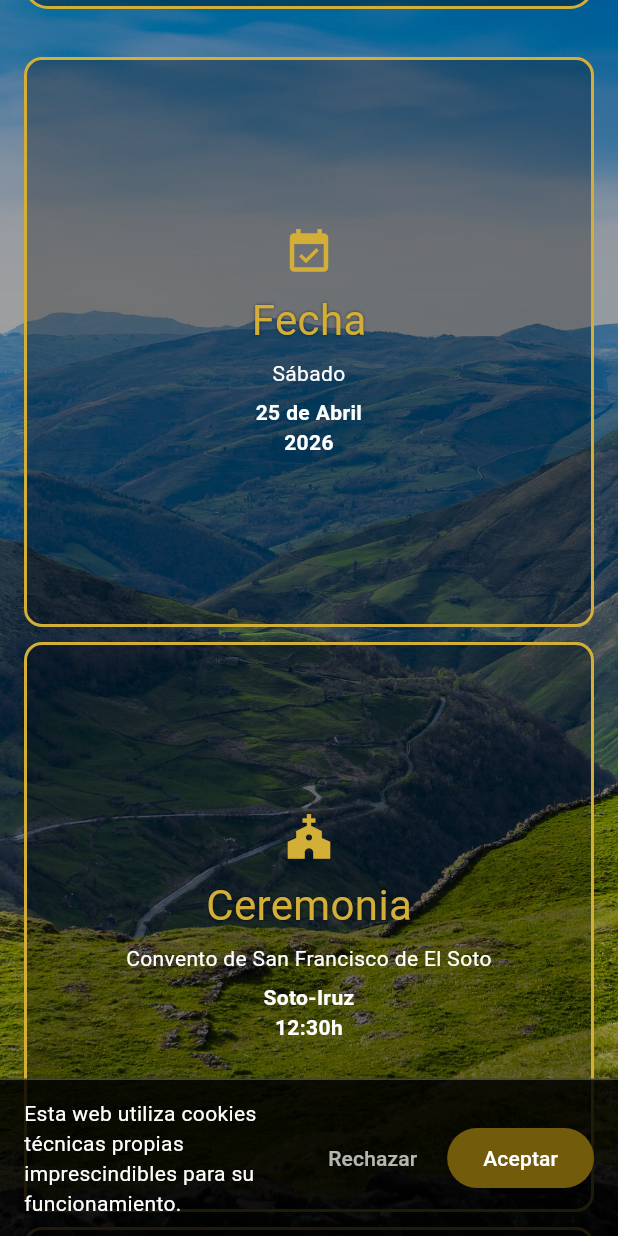
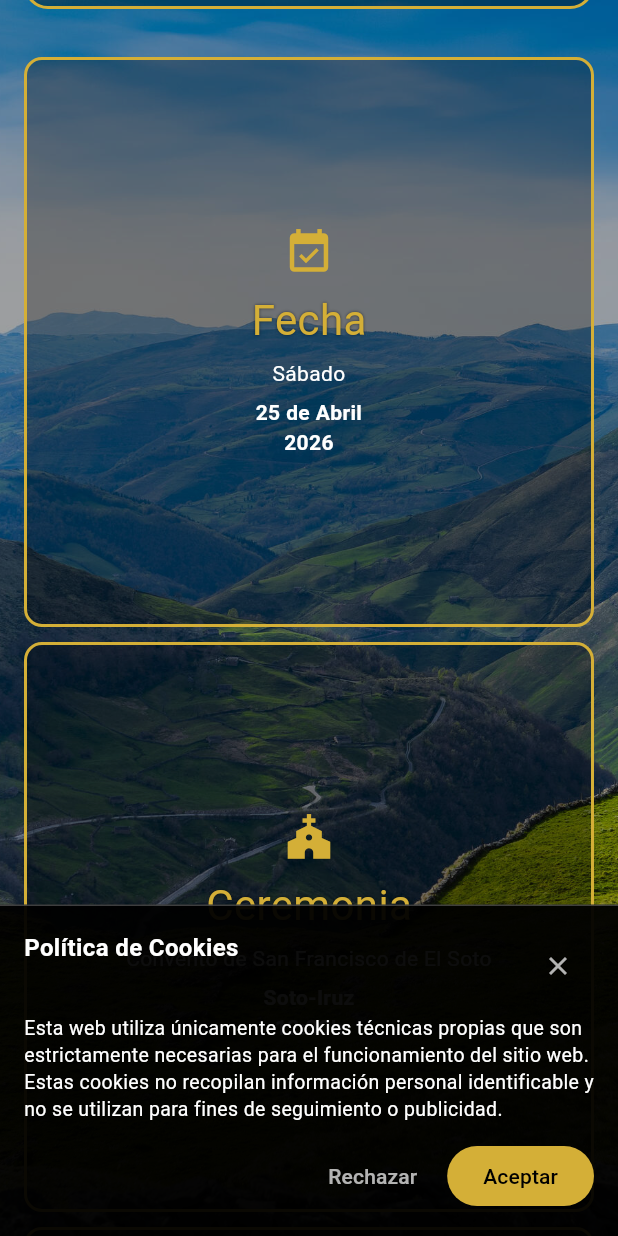
Before and after one commit to epicmaker23/lauraydaniel-web, a Flutter app: the screen it shows after launch, scrolled down 576 dp, on a phone screen of 412 x 824 dp. Run offline on Flutter 3.47's test engine with Material 3 defaults, Android fonts, the phone set to English and light mode, and no system bars; our stand-ins replace file_picker, google_fonts, supabase_flutter; accounts and stored records are empty; Roboto replaces fonts that are missing (Allura).

Commit message:
portada bien

```diff
--- a/lib/main.dart
+++ b/lib/main.dart
@@ -465,28 +465,67 @@ class _CookieBarState extends State<_CookieBar> {
       alignment: Alignment.bottomCenter,
       child: Container(
         decoration: BoxDecoration(
-          color: Colors.black.withOpacity(0.85),
+          color: Colors.black.withOpacity(0.95),
           border: const Border(top: BorderSide(color: Colors.white24)),
         ),
-        padding: const EdgeInsets.symmetric(horizontal: 16, vertical: 12),
+        padding: const EdgeInsets.symmetric(horizontal: 16, vertical: 16),
         child: SafeArea(
           top: false,
-          child: Row(
+          child: Column(
+            mainAxisSize: MainAxisSize.min,
+            crossAxisAlignment: CrossAxisAlignment.start,
+            children: [
+              Row(
+                crossAxisAlignment: CrossAxisAlignment.start,
                 children: [
                   const Expanded(
                     child: Text(
-                  'Esta web utiliza cookies técnicas propias imprescindibles para su funcionamiento.',
-                  style: TextStyle(color: Colors.white),
-                ),
-              ),
+                      'Política de Cookies',
+                      style: TextStyle(
+                        color: Colors.white,
+                        fontSize: 16,
+                        fontWeight: FontWeight.bold,
+                      ),
+                    ),
+                  ),
+                  IconButton(
+                    icon: const Icon(Icons.close, color: Colors.white70, size: 20),
+                    onPressed: () => setState(() => _visible = false),
+                    padding: EdgeInsets.zero,
+                    constraints: const BoxConstraints(),
+                  ),
+                ],
+              ),
+              const SizedBox(height: 8),
+              const Text(
+                'Esta web utiliza únicamente cookies técnicas propias que son estrictamente necesarias para el funcionamiento del sitio web. Estas cookies no recopilan información personal identificable y no se utilizan para fines de seguimiento o publicidad.',
+                style: TextStyle(
+                  color: Colors.white,
+                  fontSize: 13,
+                  height: 1.4,
+                ),
+              ),
+              const SizedBox(height: 12),
+              Row(
+                mainAxisAlignment: MainAxisAlignment.end,
+                children: [
                   TextButton(
                     onPressed: () => setState(() => _visible = false),
-                child: const Text('Rechazar', style: TextStyle(color: Colors.white70)),
+                    child: const Text(
+                      'Rechazar',
+                      style: TextStyle(color: Colors.white70),
+                    ),
                   ),
                   const SizedBox(width: 8),
                   FilledButton(
                     onPressed: () => setState(() => _visible = false),
+                    style: FilledButton.styleFrom(
+                      backgroundColor: const Color(0xFFD4AF37),
+                      foregroundColor: Colors.black,
+                    ),
                     child: const Text('Aceptar'),
+                  ),
+                ],
               ),
             ],
           ),
@@ -527,7 +566,10 @@ void _dialogoSimple(BuildContext context, String titulo, String contenido) {
                 alignment: Alignment.centerRight,
                 child: TextButton(
                   onPressed: () => Navigator.pop(context),
-                  child: const Text('Cerrar'),
+                  child: Text(
+                    'Cerrar',
+                    style: TextStyle(color: const Color(0xFFD4AF37)),
+                  ),
                 ),
               ),
             ],
@@ -934,10 +976,10 @@ void _mostrarAlojamiento(BuildContext context) {
                 ),
                 const SizedBox(height: 12),
                 _hotel(
-                  'Posada La Anjana (3*)',
-                  'Puente Viesgo (8 km de la ceremonia)',
-                  'Vistas al río Pas, Jardín, Parking gratuito',
-                  'https://posadalaanjana.es/',
+                  'Hotel Bahía de Santander (4*)',
+                  'Santander',
+                  'Ubicación céntrica, Parking, WiFi, Servicios completos',
+                  'https://www.booking.com/searchresults.html?ss=Hotel+Bah%C3%ADa+de+Santander',
                 ),
                 const SizedBox(height: 12),
                 _hotel(
@@ -958,7 +1000,10 @@ void _mostrarAlojamiento(BuildContext context) {
                   alignment: Alignment.centerRight,
                   child: TextButton(
                     onPressed: () => Navigator.pop(context),
-                    child: const Text('Cerrar'),
+                    child: Text(
+                      'Cerrar',
+                      style: TextStyle(color: const Color(0xFFD4AF37)),
+                    ),
                   ),
                 ),
               ],
@@ -1066,7 +1111,7 @@ class _RegalosDialogState extends State<_RegalosDialog> {
               ),
               const SizedBox(height: 12),
               const Text(
-                'No tendremos lista de bodas. Lo más importante para nosotros es compartir este día especial con vosotros.',
+                'Lo más importante para nosotros es compartir este día especial con vosotros. No tendremos lista de bodas.',
                 style: TextStyle(fontSize: 14),
               ),
               const SizedBox(height: 24),
@@ -1205,7 +1250,10 @@ void _mostrarParking(BuildContext context) {
                 alignment: Alignment.centerRight,
                 child: TextButton(
                   onPressed: () => Navigator.pop(context),
-                  child: const Text('Cerrar'),
+                  child: Text(
+                    'Cerrar',
+                    style: TextStyle(color: const Color(0xFFD4AF37)),
+                  ),
                 ),
               ),
             ],
```
Also changed, not shown: 1 other file. Lines whose indentation alone changed are shown as unchanged.
